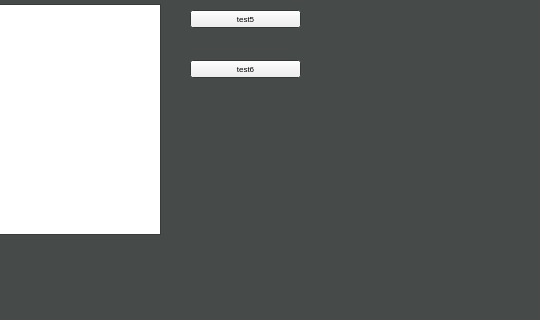
Qt form qtpy001.ui (GitHubYone/qtpy) before a commit; both pictures show x 160 to 700 and y 226 to 546 of the 700 by 700 pixel window.
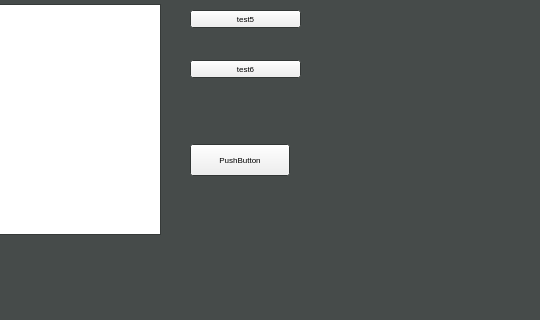
The same form after that commit.

Patch:
```diff
--- a/qtpy001.ui
+++ b/qtpy001.ui
@@ -215,6 +215,19 @@
     <string>TextLabel</string>
    </property>
   </widget>
+  <widget class="QPushButton" name="button">
+   <property name="geometry">
+    <rect>
+     <x>350</x>
+     <y>370</y>
+     <width>100</width>
+     <height>32</height>
+    </rect>
+   </property>
+   <property name="text">
+    <string>PushButton</string>
+   </property>
+  </widget>
  </widget>
  <resources/>
  <connections>
```
